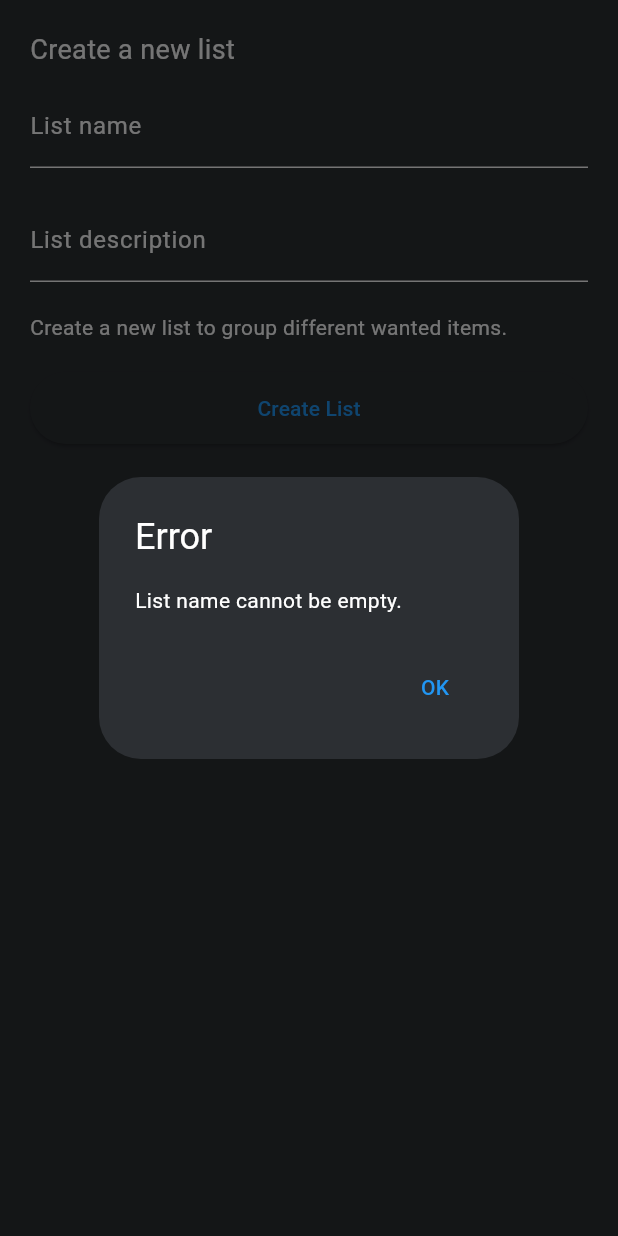
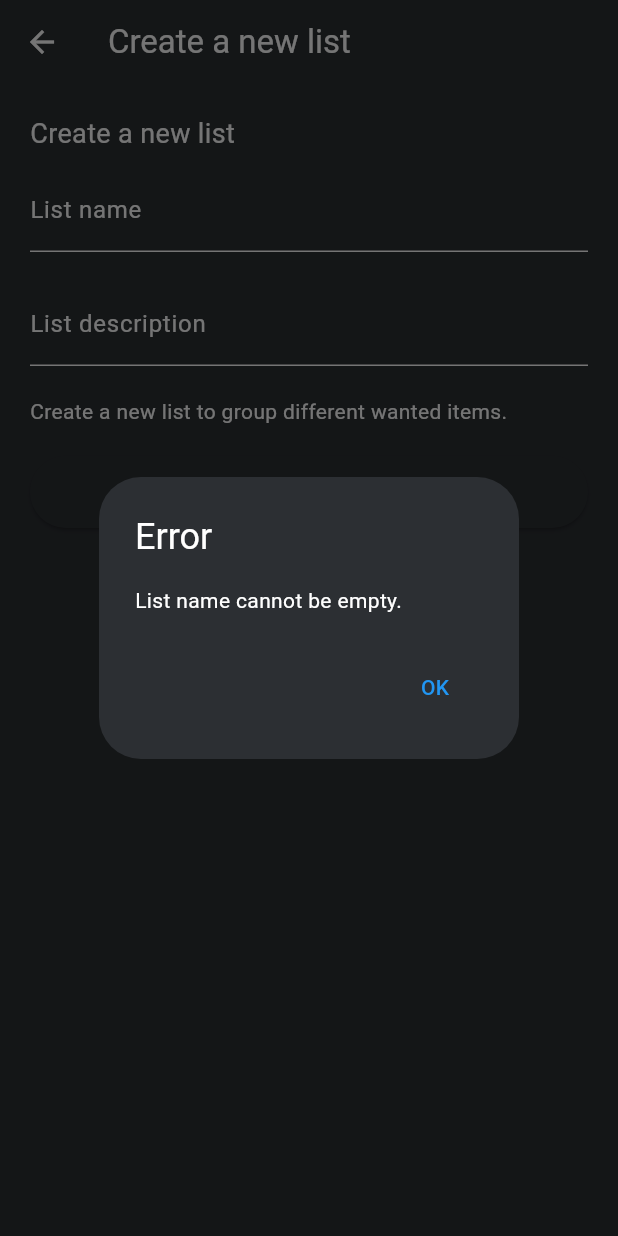
Before and after one commit to Nuhm/WishlistApp, a Flutter app: the NewListPage screen opened directly, after a tap on "Create List", on a phone screen of 412 x 824 dp. Run offline on Flutter 3.47's test engine with Material 3 defaults, Android fonts, the phone set to English and light mode, and no system bars; our stand-ins replace shared_preferences; accounts and stored records are empty.

Commit message:
Updated newList
When creating a new list you can now use the device keyboard correctly to enter values. The active text box is also auto-scrolled to.

```diff
--- a/lib/pages/yourListsPage.dart
+++ b/lib/pages/yourListsPage.dart
@@ -25,6 +25,7 @@ class _YourListsPageState extends State<YourListsPage> {
   void _loadWishlists() async {
     SharedPreferences prefs = await SharedPreferences.getInstance();
     List<String>? jsonStringList = prefs.getStringList('wishlists');
+    if (jsonStringList == null) return;
     print(jsonStringList);
     List<Wishlist> wishlists = jsonStringList
         .map((jsonString) => Wishlist.fromJson(json.decode(jsonString)))
@@ -84,6 +85,7 @@ class _YourListsPageState extends State<YourListsPage> {
   void _showCreateListBottomSheet(BuildContext context) {
     showModalBottomSheet(
       context: context,
+      isScrollControlled: true, // Set to true to allow scrolling
       builder: (BuildContext context) {
         return NewListPage();
       },
--- a/lib/widgets/newList.dart
+++ b/lib/widgets/newList.dart
@@ -3,14 +3,14 @@ import 'package:wishlist_app/models/wishlist.dart';
 import 'dart:convert';
 import 'package:shared_preferences/shared_preferences.dart';
 
-class NewListPage extends StatelessWidget {
+class NewListPage extends StatefulWidget {
   final TextEditingController _titleController = TextEditingController();
   final TextEditingController _descriptionController = TextEditingController();
 
-  NewListPage({super.key});
+  NewListPage({Key? key}) : super(key: key);
 
   // Validation method to create the list
-  void _createList(context) {
+  void _createList(BuildContext context) {
     String title = _titleController.text.trim();
     String description = _descriptionController.text.trim();
     RegExp regExp = RegExp(r'[^\w\s]+');
@@ -68,12 +68,19 @@ class NewListPage extends StatelessWidget {
   }
 
   @override
+  _NewListPageState createState() => _NewListPageState();
+}
+
+class _NewListPageState extends State<NewListPage> {
+  @override
   Widget build(BuildContext context) {
-    return Container(
-      padding: const EdgeInsets.all(20.0),
-      child: Column(
-        crossAxisAlignment: CrossAxisAlignment.start,
-        mainAxisSize: MainAxisSize.min,
+    return Scaffold(
+      resizeToAvoidBottomInset: true, // Set this to true
+      appBar: AppBar(
+        title: const Text('Create a new list'),
+      ),
+      body: ListView( // Use ListView instead of SingleChildScrollView
+        padding: const EdgeInsets.all(20.0),
         children: <Widget>[
           const Text(
             'Create a new list',
@@ -81,13 +88,15 @@ class NewListPage extends StatelessWidget {
           ),
           const SizedBox(height: 10.0),
           TextFormField(
-            controller: _titleController,
+            controller: widget._titleController,
             decoration: const InputDecoration(labelText: 'List name'),
+            onEditingComplete: () => FocusScope.of(context).nextFocus(), // Move focus to the next focusable widget
           ),
           const SizedBox(height: 20.0),
           TextFormField(
-            controller: _descriptionController,
+            controller: widget._descriptionController,
             decoration: const InputDecoration(labelText: 'List description'),
+            onEditingComplete: () => widget._createList(context), // Call _createList method when editing is complete
           ),
           const SizedBox(height: 20.0),
           const Text(
@@ -96,7 +105,7 @@ class NewListPage extends StatelessWidget {
           ),
           const SizedBox(height: 20.0),
           ElevatedButton(
-            onPressed: () => _createList(context),
+            onPressed: () => widget._createList(context),
             style: ElevatedButton.styleFrom(
               minimumSize: const Size(double.infinity, kMinInteractiveDimension),
             ), // Pass a function reference
```
Also changed, not shown: 3 other files.
